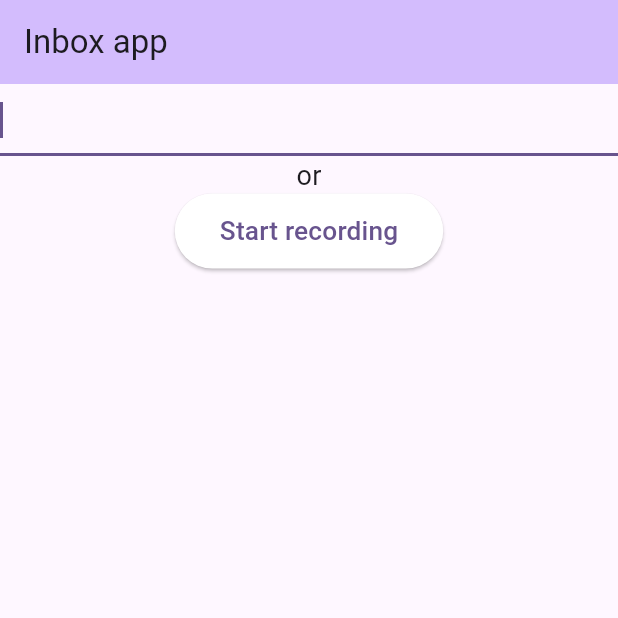
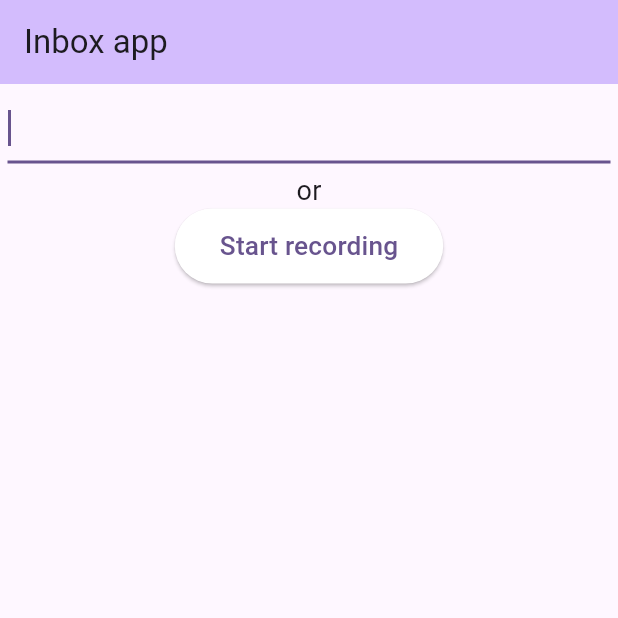
Before and after one commit to UnkwUsr/inbox-app, a Flutter app: the screen it shows after launch, on a phone screen of 412 x 824 dp, the top half of it. Run offline on Flutter 3.47's test engine with Material 3 defaults, Android fonts, the phone set to English and light mode, and no system bars; our stand-ins replace permission_handler, stop_watch_timer; missing offline and left inert: record.

Commit message:
fix(style): margin textfield from edges

```diff
--- a/lib/main.dart
+++ b/lib/main.dart
@@ -96,7 +96,9 @@ class _MyHomePageState extends State<MyHomePage> {
         title: Text(widget.title),
       ),
       body: Column(children: [
-        TextField(
+        Container(
+          margin: const EdgeInsets.all(5.0),
+          child: TextField(
             onSubmitted: _addToInbox,
             // make autofocus (hack)
             focusNode: focusNode,
@@ -106,6 +108,7 @@ class _MyHomePageState extends State<MyHomePage> {
             maxLines: 20,
             keyboardType: TextInputType.text,
             textInputAction: TextInputAction.done,
+          ),
         ),
         const Text("or", style: TextStyle(fontSize: 18)),
         // const SizedBox(height: 10),
```
Lines whose indentation alone changed are shown as unchanged.
